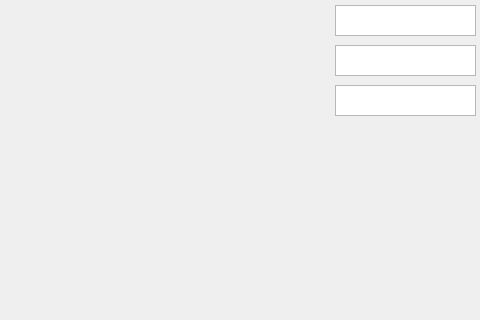
Old version of the form Scene3DWidget.ui in the repository FubuFabian/Tracking; both pictures show x 805 to 1285 and y 355 to 675 of the 1285 by 797 pixel window.
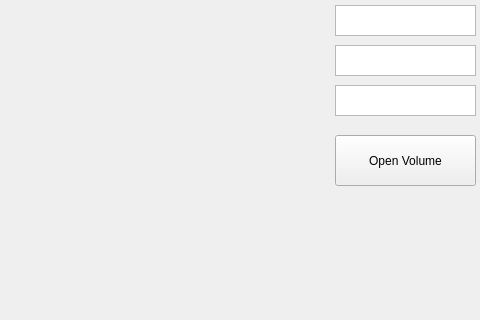
New version of the form.

The edit to the form file:
```diff
--- a/Scene3DWidget.ui
+++ b/Scene3DWidget.ui
@@ -196,6 +196,19 @@
     <string>Init Logger</string>
    </property>
   </widget>
+  <widget class="QPushButton" name="openVolumeBtn">
+   <property name="geometry">
+    <rect>
+     <x>1140</x>
+     <y>490</y>
+     <width>141</width>
+     <height>51</height>
+    </rect>
+   </property>
+   <property name="text">
+    <string>Open Volume</string>
+   </property>
+  </widget>
  </widget>
  <layoutdefault spacing="6" margin="11"/>
  <resources/>
```
Left out of the diff: 17 changed lines with no effect on the pictures.
